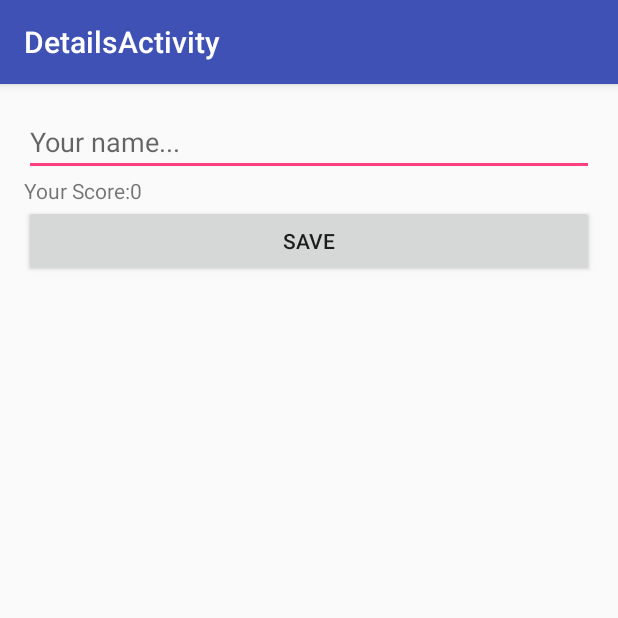
After one commit to DSC-Kolkata/rock-paper-scissor, an Android app: the DetailsActivity screen opened directly, with no data from a screen before it, on a phone screen of 412 x 824 dp, the top half of it. The commit adds this screen. Run offline under Robolectric (Android 15) with nearby library versions, the phone set to English and light mode, and no system bars; our stand-ins replace Firebase (no records; nobody signed in at launch, a user with empty details on screens opened directly); 1 statement that could not run was skipped.

Commit message:
Firebase Integrated

```diff
--- a/app/build.gradle
+++ b/app/build.gradle
@@ -23,7 +23,10 @@ dependencies {
     implementation 'com.android.support:appcompat-v7:27.1.1'
     implementation 'com.android.support.constraint:constraint-layout:1.1.2'
     implementation 'com.android.support:design:27.1.1'
+    implementation 'com.google.firebase:firebase-database:11.8.0'
     testImplementation 'junit:junit:4.12'
     androidTestImplementation 'com.android.support.test:runner:1.0.2'
     androidTestImplementation 'com.android.support.test.espresso:espresso-core:3.0.2'
 }
+
+apply plugin: 'com.google.gms.google-services'
--- a/app/src/main/AndroidManifest.xml
+++ b/app/src/main/AndroidManifest.xml
@@ -20,6 +20,10 @@
                 <category android:name="android.intent.category.LAUNCHER" />
             </intent-filter>
         </activity>
+        <activity
+            android:name=".DetailsActivity"
+            android:label="@string/title_activity_details"
+            android:theme="@style/AppTheme.NoActionBar"></activity>
     </application>
 
 </manifest>
--- /dev/null
+++ b/app/src/main/java/com/example/knightcube/rockpaperscissors/DetailsActivity.java
@@ -0,0 +1,101 @@
+package com.example.knightcube.rockpaperscissors;
+
+import android.os.Bundle;
+import android.provider.ContactsContract;
+import android.support.design.widget.FloatingActionButton;
+import android.support.design.widget.Snackbar;
+import android.support.v7.app.AppCompatActivity;
+import android.support.v7.widget.Toolbar;
+import android.text.TextUtils;
+import android.util.Log;
+import android.view.View;
+import android.widget.Button;
+import android.widget.EditText;
+import android.widget.TextView;
+import android.widget.Toast;
+
+import com.google.firebase.database.DataSnapshot;
+import com.google.firebase.database.DatabaseError;
+import com.google.firebase.database.DatabaseReference;
+import com.google.firebase.database.FirebaseDatabase;
+import com.google.firebase.database.ValueEventListener;
+
+import org.w3c.dom.Text;
+
+public class DetailsActivity extends AppCompatActivity {
+
+    private EditText userNameEdtTxt;
+    private TextView userScoreTxt;
+    private Button saveBtn;
+    private UserModel userModel;
+    private String TAG = "DetailsActivity";
+    private TextView leaderBoardTxt;
+
+    @Override
+    protected void onCreate(Bundle savedInstanceState) {
+        super.onCreate(savedInstanceState);
+        setContentView(R.layout.activity_details);
+        Toolbar toolbar = (Toolbar) findViewById(R.id.toolbar);
+        setSupportActionBar(toolbar);
+
+        userNameEdtTxt = findViewById(R.id.user_name_edt_txt);
+        userScoreTxt = findViewById(R.id.user_score_txt);
+        saveBtn = findViewById(R.id.save_btn);
+        leaderBoardTxt = findViewById(R.id.leaderboard_txt);
+        Bundle bundle = getIntent().getExtras();
+        final int score = bundle.getInt("user_score", -1);
+        Log.i(TAG, "onCreate: " + score);
+        if (score == -1) {
+            Toast.makeText(this, "Score is -1. Error", Toast.LENGTH_SHORT).show();
+            userScoreTxt.setText("Could not calculate your score");
+        } else {
+            userScoreTxt.setText("Your Score:" + score);
+        }
+
+        saveBtn.setOnClickListener(new View.OnClickListener() {
+            @Override
+            public void onClick(View view) {
+                if (!TextUtils.isEmpty(userNameEdtTxt.getText().toString())) {
+                    userModel = new UserModel(userNameEdtTxt.getText().toString(), score);
+                    pushUserModelToFirebase();
+                } else {
+                    Toast.makeText(DetailsActivity.this, "Please fill your name", Toast.LENGTH_SHORT).show();
+                }
+            }
+        });
+
+    }
+
+    private void readFromFirebase() {
+
+        DatabaseReference mRootRef = FirebaseDatabase.getInstance().getReference();
+        mRootRef.child("user_details").addValueEventListener(new ValueEventListener() {
+            @Override
+            public void onDataChange(DataSnapshot dataSnapshot) {
+                // This method is called once with the initial value and again
+                // whenever data at this location is updated.
+                leaderBoardTxt.setText("");
+                for(DataSnapshot userDetailsDataSnapshot:dataSnapshot.getChildren()){
+                    UserModel userFirebaseModel = userDetailsDataSnapshot.getValue(UserModel.class);
+                    if(userFirebaseModel!=null)
+                        leaderBoardTxt.append(userFirebaseModel.getName()+"-->"+userFirebaseModel.getScore()+"\n");
+                    Log.i(TAG, "onDataChange: "+userFirebaseModel.getName());
+                }
+            }
+
+            @Override
+            public void onCancelled(DatabaseError error) {
+                // Failed to read value
+                Log.i(TAG, "Failed to read value."+ error.toException());
+            }
+        });
+
+    }
+
+    private void pushUserModelToFirebase() {
+        DatabaseReference mRootRef = FirebaseDatabase.getInstance().getReference();
+        mRootRef.child("user_details").push().setValue(userModel);
+        readFromFirebase();
+    }
+
+}
--- /dev/null
+++ b/app/src/main/res/layout/activity_details.xml
@@ -0,0 +1,25 @@
+<?xml version="1.0" encoding="utf-8"?>
+<android.support.design.widget.CoordinatorLayout xmlns:android="http://schemas.android.com/apk/res/android"
+    xmlns:app="http://schemas.android.com/apk/res-auto"
+    xmlns:tools="http://schemas.android.com/tools"
+    android:layout_width="match_parent"
+    android:layout_height="match_parent"
+    tools:context=".DetailsActivity">
+
+    <android.support.design.widget.AppBarLayout
+        android:layout_width="match_parent"
+        android:layout_height="wrap_content"
+        android:theme="@style/AppTheme.AppBarOverlay">
+
+        <android.support.v7.widget.Toolbar
+            android:id="@+id/toolbar"
+            android:layout_width="match_parent"
+            android:layout_height="?android:attr/actionBarSize"
+            android:background="@color/colorPrimary"
+            app:popupTheme="@style/AppTheme.PopupOverlay" />
+
+    </android.support.design.widget.AppBarLayout>
+
+    <include layout="@layout/content_details" />
+
+</android.support.design.widget.CoordinatorLayout>
--- /dev/null
+++ b/app/src/main/res/layout/content_details.xml
@@ -0,0 +1,36 @@
+<?xml version="1.0" encoding="utf-8"?>
+<LinearLayout xmlns:android="http://schemas.android.com/apk/res/android"
+    xmlns:app="http://schemas.android.com/apk/res-auto"
+    xmlns:tools="http://schemas.android.com/tools"
+    android:layout_width="match_parent"
+    android:layout_height="match_parent"
+    android:orientation="vertical"
+    android:padding="16dp"
+    app:layout_behavior="@string/appbar_scrolling_view_behavior"
+    tools:context=".DetailsActivity"
+    tools:showIn="@layout/activity_details">
+
+    <EditText
+        android:id="@+id/user_name_edt_txt"
+        android:layout_width="match_parent"
+        android:layout_height="wrap_content"
+        android:hint="Your name..."/>
+
+    <TextView
+        android:id="@+id/user_score_txt"
+        android:layout_width="match_parent"
+        android:layout_height="wrap_content"
+        android:text="Your Score: 10"/>
+
+    <Button
+        android:id="@+id/save_btn"
+        android:layout_width="match_parent"
+        android:layout_height="wrap_content"
+        android:text="save"/>
+
+    <TextView
+        android:id="@+id/leaderboard_txt"
+        android:textSize="18sp"
+        android:layout_width="match_parent"
+        android:layout_height="wrap_content" />
+</LinearLayout>
--- a/app/src/main/res/layout/content_main.xml
+++ b/app/src/main/res/layout/content_main.xml
@@ -66,6 +66,11 @@
             android:layout_height="wrap_content"
             android:textSize="18sp"
             android:text="Result: Draw"/>
+        <Button
+            android:id="@+id/submit_btn"
+            android:layout_width="match_parent"
+            android:layout_height="wrap_content"
+            android:text="Submit Score"/>
 
     </LinearLayout>
 
--- a/app/src/main/res/values/strings.xml
+++ b/app/src/main/res/values/strings.xml
@@ -1,4 +1,5 @@
 <resources>
     <string name="app_name">RockPaperScissors</string>
     <string name="action_settings">Settings</string>
+    <string name="title_activity_details">DetailsActivity</string>
 </resources>
--- a/build.gradle
+++ b/build.gradle
@@ -12,6 +12,7 @@ buildscript {
 
         // NOTE: Do not place your application dependencies here; they belong
         // in the individual module build.gradle files
+        classpath 'com.google.gms:google-services:3.1.1'
     }
 }
 
```
Also changed, not shown: app/src/main/java/com/example/knightcube/rockpaperscissors/MainActivity.java (+18 -1 lines), app/src/main/java/com/example/knightcube/rockpaperscissors/UserModel.java (added, +34 -0 lines), 1 other file.
